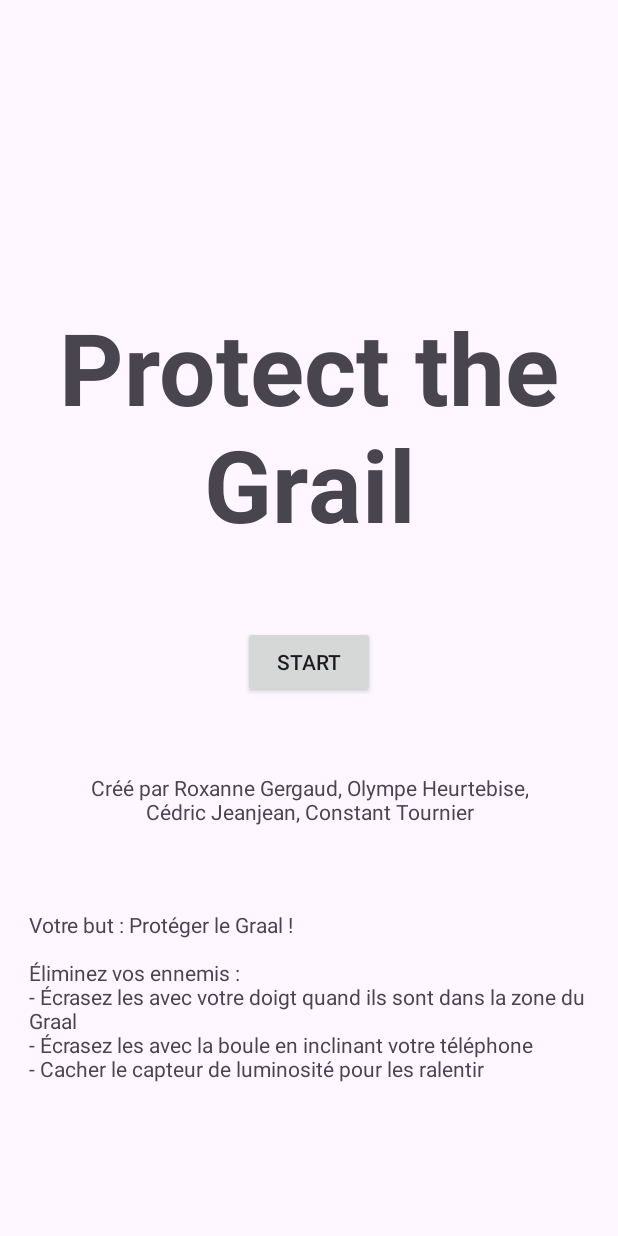
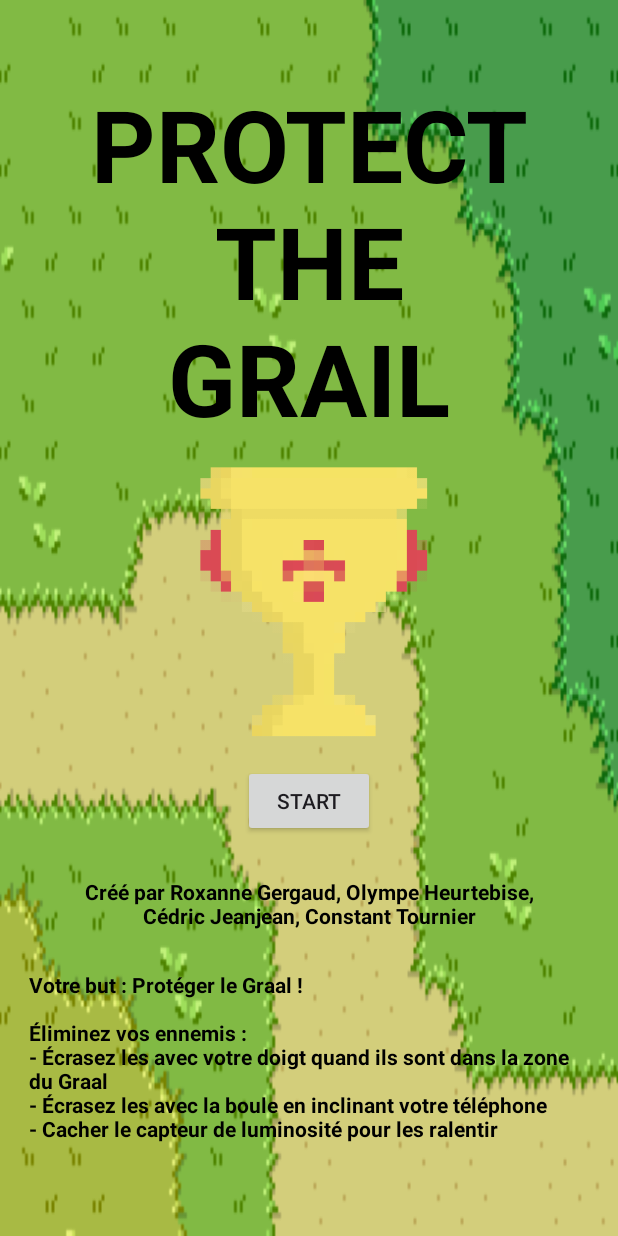
Before and after one commit to Roluminox/MiniChallenge, an Android app: the screen it shows after launch (StartActivity), on a phone screen of 412 x 824 dp. Run offline under Robolectric (Android 15) with nearby library versions, the phone set to English and light mode, and no system bars.

Commit message:
Page d'accueil

```diff
--- a/app/src/main/java/helloandroid/ut3/minichallenge/StartActivity.java
+++ b/app/src/main/java/helloandroid/ut3/minichallenge/StartActivity.java
@@ -4,6 +4,9 @@ import android.app.Activity;
 import android.content.Intent;
 import android.os.Bundle;
 import android.widget.Button;
+
+import androidx.constraintlayout.widget.ConstraintLayout;
+import androidx.core.content.ContextCompat;
 
 public class StartActivity extends Activity {
     Button mStartButton;
@@ -12,6 +15,9 @@ public class StartActivity extends Activity {
     protected void onCreate(Bundle savedInstanceState) {
         super.onCreate(savedInstanceState);
         setContentView(R.layout.activity_start);
+
+        ConstraintLayout layout = findViewById(R.id.background_start_layout);
+        layout.setBackground(ContextCompat.getDrawable(this.getBaseContext(), R.drawable.background));
 
         mStartButton = findViewById(R.id.start_button);
         mStartButton.setOnClickListener(v -> {
--- a/app/src/main/res/layout/activity_start.xml
+++ b/app/src/main/res/layout/activity_start.xml
@@ -2,6 +2,7 @@
 <androidx.constraintlayout.widget.ConstraintLayout xmlns:android="http://schemas.android.com/apk/res/android"
     xmlns:app="http://schemas.android.com/apk/res-auto"
     xmlns:tools="http://schemas.android.com/tools"
+    android:id="@+id/background_start_layout"
     android:layout_width="match_parent"
     android:layout_height="match_parent">
 
@@ -9,33 +10,49 @@
         android:id="@+id/title_text"
         android:layout_width="wrap_content"
         android:layout_height="wrap_content"
-        android:layout_marginTop="200dp"
+        android:layout_marginTop="50dp"
         android:gravity="center"
         android:text="@string/app_name"
         android:textAlignment="center"
+        android:textColor="@android:color/black"
         android:textSize="100px"
         android:textStyle="bold"
+        app:layout_constraintBottom_toTopOf="@+id/imageView"
         app:layout_constraintEnd_toEndOf="parent"
         app:layout_constraintStart_toStartOf="parent"
         app:layout_constraintTop_toTopOf="parent" />
+
+    <ImageView
+        android:id="@+id/imageView"
+        android:layout_width="200dp"
+        android:layout_height="200dp"
+        android:src="@drawable/graal"
+        app:layout_constraintBottom_toTopOf="@+id/start_button"
+        app:layout_constraintEnd_toEndOf="parent"
+        app:layout_constraintStart_toStartOf="parent"
+        app:layout_constraintTop_toBottomOf="@id/title_text" />
 
     <Button
         android:id="@+id/start_button"
         android:layout_width="wrap_content"
         android:layout_height="wrap_content"
-        android:layout_marginTop="50dp"
+        android:layout_marginTop="10dp"
         android:text="Start"
+        app:layout_constraintBottom_toTopOf="@+id/textView3"
         app:layout_constraintEnd_toEndOf="parent"
         app:layout_constraintStart_toStartOf="parent"
-        app:layout_constraintTop_toBottomOf="@+id/title_text" />
+        app:layout_constraintTop_toBottomOf="@id/imageView" />
 
     <TextView
         android:id="@+id/textView3"
         android:layout_width="wrap_content"
         android:layout_height="wrap_content"
-        android:layout_marginTop="50dp"
+        android:layout_marginTop="25dp"
         android:gravity="center"
         android:text="Créé par Roxanne Gergaud, Olympe Heurtebise,\nCédric Jeanjean, Constant Tournier"
+        android:textColor="@android:color/black"
+        android:textStyle="bold"
+        app:layout_constraintBottom_toTopOf="@+id/textView2"
         app:layout_constraintEnd_toEndOf="parent"
         app:layout_constraintStart_toStartOf="parent"
         app:layout_constraintTop_toBottomOf="@+id/start_button" />
@@ -44,8 +61,11 @@
         android:id="@+id/textView2"
         android:layout_width="374dp"
         android:layout_height="176dp"
-        android:layout_marginTop="56dp"
+        android:layout_marginTop="25dp"
         android:text="@string/regle"
+        android:textColor="@android:color/black"
+        android:textStyle="bold"
+        app:layout_constraintBottom_toBottomOf="parent"
         app:layout_constraintEnd_toEndOf="parent"
         app:layout_constraintStart_toStartOf="parent"
         app:layout_constraintTop_toBottomOf="@+id/textView3" />
--- a/app/src/main/res/values/strings.xml
+++ b/app/src/main/res/values/strings.xml
@@ -1,5 +1,5 @@
 <resources>
-    <string name="app_name">Protect the\nGrail</string>
+    <string name="app_name">PROTECT THE\nGRAIL</string>
 
     <!-- END ACTIVITY -->
     <string name="end_game">Fin de la partie</string>
```
Also changed, not shown: app/src/main/res/drawable/pancarte.png (added), app/src/main/res/drawable/wood.jpg (added).
